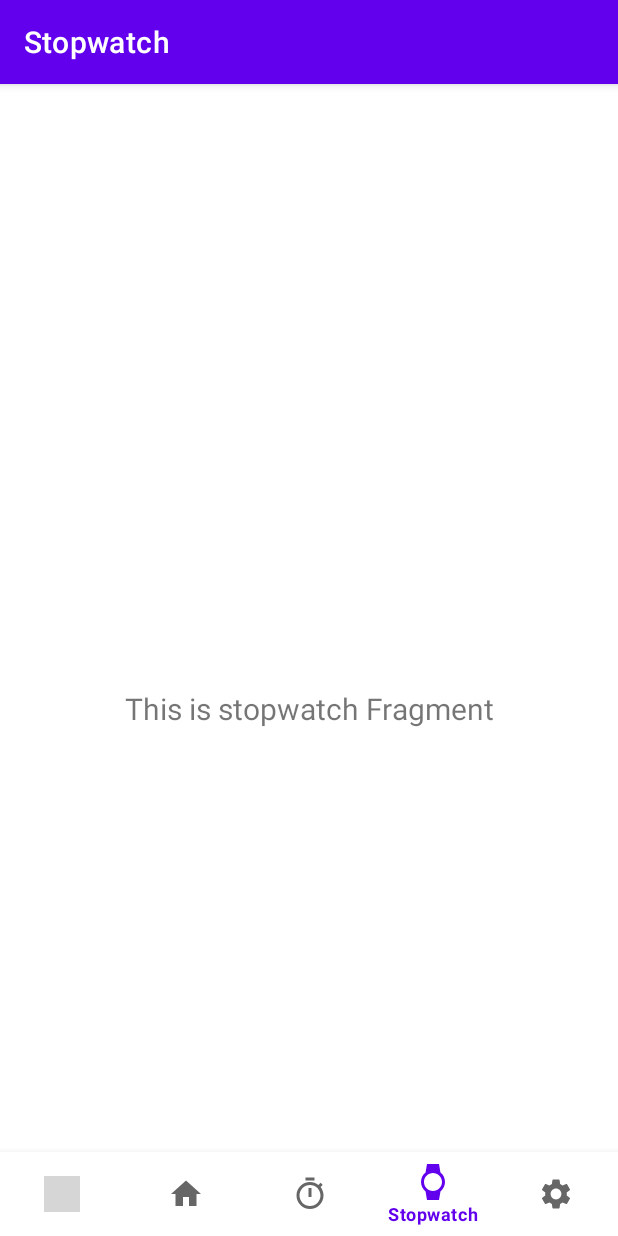
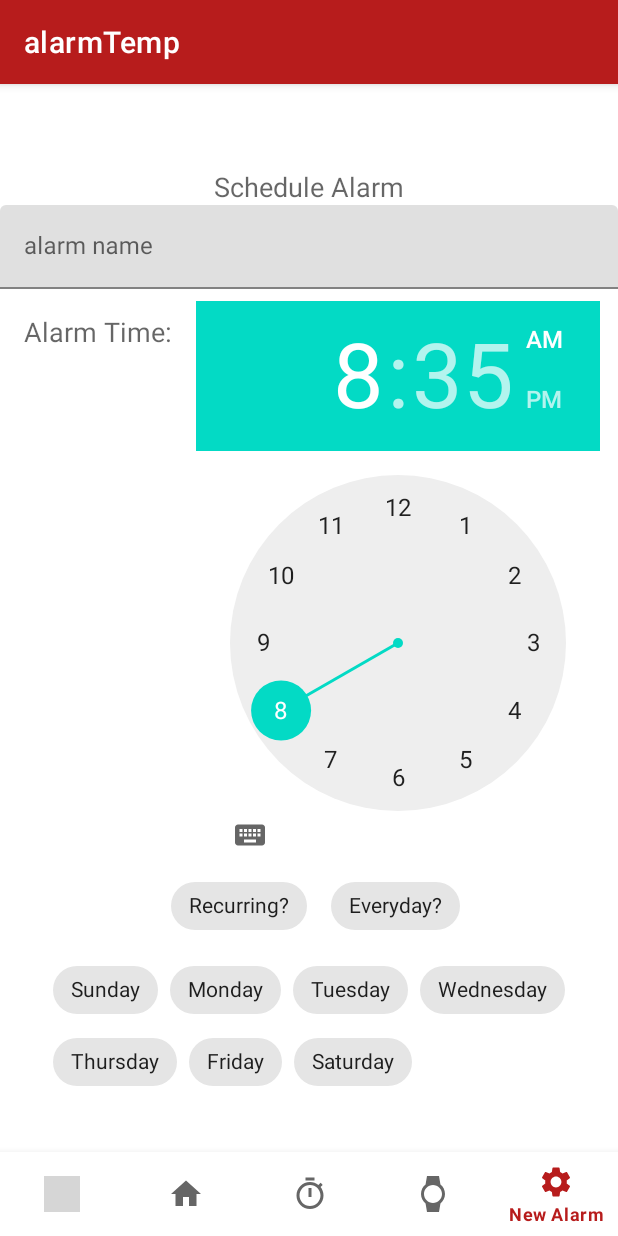
Before and after one commit to gosooners345/SuperClock, an Android app: the screen it shows after launch (MainActivity), item 5 of the bottom bar chosen, on a phone screen of 412 x 824 dp. Run offline under Robolectric (Android 15) with nearby library versions, the phone set to English and light mode, and no system bars; our stand-ins replace navigation-ui; grey boxes are pictures that could not be loaded.

Commit message:
Add more components for alarm function.  Added screen to show alarm function  added more colors

```diff
--- a/app/src/main/java/com/superclock/release1/MainActivity.kt
+++ b/app/src/main/java/com/superclock/release1/MainActivity.kt
@@ -28,7 +28,7 @@ class MainActivity : AppCompatActivity() {
             setOf(
 
                 R.id.navigation_alarms,
-                R.id.navigation_home,  R.id.stopwatch_navigation,R.id.navigation_timer
+                R.id.navigation_home,  R.id.stopwatch_navigation,R.id.navigation_timer,R.id.createAlarmFragment
             )
         )
         setupActionBarWithNavController(navController, appBarConfiguration)
--- a/app/src/main/java/com/superclock/release1/ui/alarms/CreateAlarmFragment.kt
+++ b/app/src/main/java/com/superclock/release1/ui/alarms/CreateAlarmFragment.kt
@@ -1,7 +1,33 @@
 package com.superclock.release1.ui.alarms
 
+import android.os.Bundle
+import android.view.LayoutInflater
+import android.view.View
+import android.view.ViewGroup
+import android.widget.TimePicker
 import androidx.fragment.app.Fragment
+import com.superclock.release1.R
+import com.superclock.release1.databinding.FragmentAlarmCreateBinding
 
 class CreateAlarmFragment : Fragment() {
 
+    private lateinit var createAlarmViewModel: CreateAlarmViewModel
+  //Not implementing yet
+    //  private var _binding: FragmentAlarmCreateBinding?=null
+//private val binding get() = _binding!!
+
+    override fun onCreateView(
+        inflater: LayoutInflater,
+        container: ViewGroup?,
+        savedInstanceState: Bundle?
+    ): View? {
+        val view = inflater.inflate(R.layout.fragment_alarm_create,container,false)
+val timePIcker = view.findViewById<TimePicker>(R.id.timePicker)
+
+
+return view
+    }
+
+
+
 }
--- a/app/src/main/java/com/superclock/release1/ui/home/HomeFragment.kt
+++ b/app/src/main/java/com/superclock/release1/ui/home/HomeFragment.kt
@@ -35,6 +35,9 @@ class HomeFragment : Fragment() {
         homeViewModel.text.observe(viewLifecycleOwner, Observer {
             textView.text = it
         })
+
+
+
         return root
     }
 
--- a/app/src/main/res/layout/fragment_alarm_create.xml
+++ b/app/src/main/res/layout/fragment_alarm_create.xml
@@ -65,7 +65,21 @@
 
     </com.google.android.material.textfield.TextInputLayout>
 
-
+    <com.google.android.material.chip.ChipGroup
+        android:id="@+id/recurringChipGroup"
+        android:layout_width="wrap_content"
+        android:layout_height="wrap_content"
+        android:layout_marginStart="8dp"
+        android:layout_marginTop="8dp"
+        android:layout_marginEnd="8dp"
+        android:checkable="true"
+        android:text="Options"
+        android:textAppearance="@style/TextAppearance.AppCompat.Small"
+        app:chipIconVisible="true"
+        app:closeIconEnabled="false"
+        app:layout_constraintEnd_toEndOf="parent"
+        app:layout_constraintStart_toStartOf="parent"
+        app:layout_constraintTop_toBottomOf="@+id/timePicker">
     <com.google.android.material.chip.Chip
         android:id="@+id/recurringChip"
         android:layout_width="wrap_content"
@@ -79,7 +93,20 @@
         app:closeIconVisible="false"
         app:layout_constraintStart_toStartOf="parent"
         app:layout_constraintTop_toBottomOf="@+id/timePicker" />
-
+    <com.google.android.material.chip.Chip
+    android:id="@+id/everydayChip"
+    android:layout_width="wrap_content"
+    android:layout_height="wrap_content"
+    android:layout_marginStart="8dp"
+    android:layout_marginTop="8dp"
+    android:checkable="true"
+    android:text="Everyday?"
+    android:textAppearance="@style/TextAppearance.AppCompat.Small"
+    app:chipIconVisible="true"
+    app:closeIconVisible="false"
+    app:layout_constraintStart_toStartOf="parent"
+    app:layout_constraintTop_toBottomOf="@+id/timePicker" />
+    </com.google.android.material.chip.ChipGroup>
     <com.google.android.material.chip.ChipGroup
         android:id="@+id/recurringDaysChipGroup"
         android:layout_width="wrap_content"
@@ -94,8 +121,8 @@
         app:closeIconEnabled="false"
         app:layout_constraintEnd_toEndOf="parent"
         app:layout_constraintStart_toStartOf="parent"
-        app:layout_constraintTop_toBottomOf="@+id/recurringChip"
-        app:singleLine="true">
+        app:layout_constraintTop_toBottomOf="@+id/recurringChipGroup"
+        >
 
         <com.google.android.material.chip.Chip
             android:id="@+id/sundayChip"
--- a/app/src/main/res/menu/bottom_nav_menu.xml
+++ b/app/src/main/res/menu/bottom_nav_menu.xml
@@ -24,8 +24,8 @@
 
 
     <item
-        android:id="@+id/navigation_settings"
+        android:id="@+id/createAlarmFragment"
         android:icon="@drawable/ic_baseline_settings_24"
-        android:title="@string/settings"/>
+        android:title="New Alarm"/>
 
 </menu>
--- a/app/src/main/res/navigation/mobile_navigation.xml
+++ b/app/src/main/res/navigation/mobile_navigation.xml
@@ -34,5 +34,10 @@
         android:name="com.superclock.release1.ui.timer.TimerFragment"
         android:label="@string/timer"
         tools:layout="@layout/fragment_timer"/>
+    <fragment
+        android:id="@+id/createAlarmFragment"
+        android:name="com.superclock.release1.ui.alarms.CreateAlarmFragment"
+        android:label="alarmTemp"
+        tools:layout="@layout/fragment_alarm_create"/>
 
 </navigation>
--- a/app/src/main/res/values-night/themes.xml
+++ b/app/src/main/res/values-night/themes.xml
@@ -2,8 +2,8 @@
     <!-- Base application theme. -->
     <style name="Theme.SuperClock" parent="Theme.MaterialComponents.DayNight.DarkActionBar">
         <!-- Primary brand color. -->
-        <item name="colorPrimary">@color/purple_200</item>
-        <item name="colorPrimaryVariant">@color/purple_700</item>
+        <item name="colorPrimary">@color/red_200</item>
+        <item name="colorPrimaryVariant">@color/red_900</item>
         <item name="colorOnPrimary">@color/black</item>
         <!-- Secondary brand color. -->
         <item name="colorSecondary">@color/teal_200</item>
--- a/app/src/main/res/values/colors.xml
+++ b/app/src/main/res/values/colors.xml
@@ -7,4 +7,9 @@
     <color name="teal_700">#FF018786</color>
     <color name="black">#FF000000</color>
     <color name="white">#FFFFFFFF</color>
+    <color name="red">#FFFF0000</color>
+    <color name="dark_red">#800000</color>
+    <color name="red_200">#f05545</color>
+    <color name="red_500">#b71c1c</color>
+    <color name="red_900">#7f0000</color>
 </resources>
--- a/app/src/main/res/values/themes.xml
+++ b/app/src/main/res/values/themes.xml
@@ -2,8 +2,8 @@
     <!-- Base application theme. -->
     <style name="Theme.SuperClock" parent="Theme.MaterialComponents.DayNight.DarkActionBar">
         <!-- Primary brand color. -->
-        <item name="colorPrimary">@color/purple_500</item>
-        <item name="colorPrimaryVariant">@color/purple_700</item>
+        <item name="colorPrimary">@color/red_500</item>
+        <item name="colorPrimaryVariant">@color/red_900</item>
         <item name="colorOnPrimary">@color/white</item>
         <!-- Secondary brand color. -->
         <item name="colorSecondary">@color/teal_200</item>
```
Also changed, not shown: app/src/main/java/com/superclock/release1/receivers/AlarmBroadcastReceiver.kt (added, +91 -0 lines).
